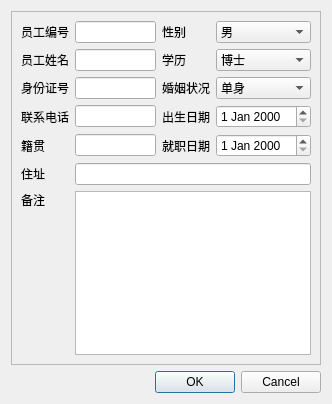
Before: the Qt Designer form yuangongxinxidialog.ui in gmsh/fangchanzhongjie, drawn with Qt 5.
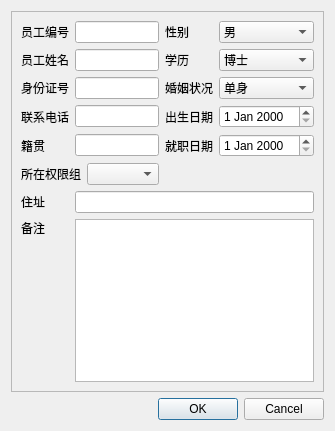
After: the same form once the commit is applied. Icons and pictures are not drawn.

The edit to the form file:
```diff
--- a/yuangongxinxidialog.ui
+++ b/yuangongxinxidialog.ui
@@ -7,7 +7,7 @@
     <x>0</x>
     <y>0</y>
     <width>332</width>
-    <height>404</height>
+    <height>431</height>
    </rect>
   </property>
   <property name="windowTitle">
@@ -47,10 +47,10 @@
         </property>
        </widget>
       </item>
-      <item row="0" column="1">
+      <item row="0" column="1" colspan="2">
        <widget class="QLineEdit" name="yuangongBianhaoLineEdit"/>
       </item>
-      <item row="0" column="2">
+      <item row="0" column="3">
        <widget class="QLabel" name="label_6">
         <property name="text">
          <string>性别</string>
@@ -60,7 +60,7 @@
         </property>
        </widget>
       </item>
-      <item row="0" column="3">
+      <item row="0" column="4">
        <widget class="QComboBox" name="xingbieComboBox">
         <item>
          <property name="text">
@@ -84,10 +84,10 @@
         </property>
        </widget>
       </item>
-      <item row="1" column="1">
+      <item row="1" column="1" colspan="2">
        <widget class="QLineEdit" name="yuanggongXingmingLineEdit"/>
       </item>
-      <item row="1" column="2">
+      <item row="1" column="3">
        <widget class="QLabel" name="label_7">
         <property name="text">
          <string>学历</string>
@@ -97,7 +97,7 @@
         </property>
        </widget>
       </item>
-      <item row="1" column="3">
+      <item row="1" column="4">
        <widget class="QComboBox" name="xueliComboBox">
         <item>
          <property name="text">
@@ -146,10 +146,10 @@
         </property>
        </widget>
       </item>
-      <item row="2" column="1">
+      <item row="2" column="1" colspan="2">
        <widget class="QLineEdit" name="shenfenzhenghaoLineEdit"/>
       </item>
-      <item row="2" column="2">
+      <item row="2" column="3">
        <widget class="QLabel" name="label_8">
         <property name="text">
          <string>婚姻状况</string>
@@ -159,7 +159,7 @@
         </property>
        </widget>
       </item>
-      <item row="2" column="3">
+      <item row="2" column="4">
        <widget class="QComboBox" name="hunyinZhuangkuangComboBox">
         <item>
          <property name="text">
@@ -183,10 +183,10 @@
         </property>
        </widget>
       </item>
-      <item row="3" column="1">
+      <item row="3" column="1" colspan="2">
        <widget class="QLineEdit" name="lianxiDianhuaLineEdit"/>
       </item>
-      <item row="3" column="2">
+      <item row="3" column="3">
        <widget class="QLabel" name="label_9">
         <property name="text">
          <string>出生日期</string>
@@ -196,7 +196,7 @@
         </property>
        </widget>
       </item>
-      <item row="3" column="3">
+      <item row="3" column="4">
        <widget class="QDateEdit" name="chushengRiqiRateEdit"/>
       </item>
       <item row="4" column="0">
@@ -209,10 +209,10 @@
         </property>
        </widget>
       </item>
-      <item row="4" column="1">
+      <item row="4" column="1" colspan="2">
        <widget class="QLineEdit" name="jiguanLineEdit"/>
       </item>
-      <item row="4" column="2">
+      <item row="4" column="3">
        <widget class="QLabel" name="label_10">
         <property name="text">
          <string>就职日期</string>
@@ -222,10 +222,20 @@
         </property>
        </widget>
       </item>
-      <item row="4" column="3">
+      <item row="4" column="4">
        <widget class="QDateEdit" name="jiuzhiRiqiDateEdit"/>
       </item>
-      <item row="5" column="0">
+      <item row="5" column="0" colspan="2">
+       <widget class="QLabel" name="label_25">
+        <property name="text">
+         <string>所在权限组</string>
+        </property>
+       </widget>
+      </item>
+      <item row="5" column="2">
+       <widget class="QComboBox" name="quanxianzuComboBox"/>
+      </item>
+      <item row="6" column="0">
        <widget class="QLabel" name="label_11">
         <property name="text">
          <string>住址</string>
@@ -235,10 +245,10 @@
         </property>
        </widget>
       </item>
-      <item row="5" column="1" colspan="3">
+      <item row="6" column="1" colspan="4">
        <widget class="QLineEdit" name="zhuzhiLineEdit"/>
       </item>
-      <item row="6" column="0">
+      <item row="7" column="0">
        <widget class="QLabel" name="label_12">
         <property name="text">
          <string>备注</string>
@@ -248,10 +258,10 @@
         </property>
        </widget>
       </item>
-      <item row="6" column="1" rowspan="2" colspan="3">
+      <item row="7" column="1" rowspan="2" colspan="4">
        <widget class="QPlainTextEdit" name="beizhuPlainTextEdit"/>
       </item>
-      <item row="7" column="0">
+      <item row="8" column="0">
        <spacer name="verticalSpacer">
         <property name="orientation">
          <enum>Qt::Vertical</enum>
```
Left out of the diff: 20 changed lines with no effect on the pictures.
